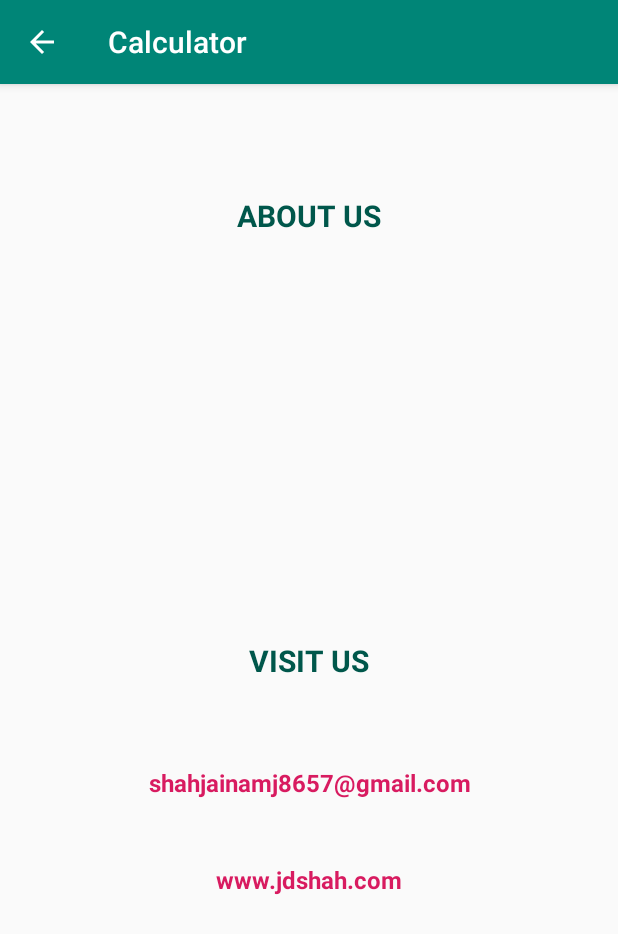
After one commit to jdshah98/Calculator, an Android app: the AboutActivity screen opened directly, with no data from a screen before it, on a phone screen of 412 x 824 dp. The commit adds this screen. Shown: the top 934 px of the screen. Run offline under Robolectric (Android 15) with nearby library versions, the phone set to English and light mode, and no system bars; our stand-ins replace sdp/ssp sizes.

Commit message:
commit this

```diff
--- a/app/src/main/AndroidManifest.xml
+++ b/app/src/main/AndroidManifest.xml
@@ -26,6 +26,7 @@
                 <category android:name="android.intent.category.LAUNCHER" />
             </intent-filter>
         </activity>
+        <activity android:name=".AboutActivity" />
     </application>
 
 </manifest>
--- /dev/null
+++ b/app/src/main/java/com/example/shahjainam/calculator/AboutActivity.java
@@ -0,0 +1,37 @@
+package com.example.shahjainam.calculator;
+
+import android.os.Bundle;
+import android.support.annotation.Nullable;
+import android.support.v7.app.AppCompatActivity;
+import android.view.Menu;
+import android.view.MenuItem;
+
+public class AboutActivity extends AppCompatActivity {
+
+    @Override
+    protected void onCreate(@Nullable Bundle savedInstanceState) {
+        super.onCreate(savedInstanceState);
+        setContentView(R.layout.about_us);
+        getSupportActionBar().setDisplayHomeAsUpEnabled(true);
+    }
+
+    @Override
+    public boolean onCreateOptionsMenu(Menu menu) {
+        return super.onCreateOptionsMenu(menu);
+    }
+
+    @Override
+    public boolean onOptionsItemSelected(MenuItem item) {
+        switch (item.getItemId()){
+            case android.R.id.home:{
+                finish();
+            }
+        }
+        return super.onOptionsItemSelected(item);
+    }
+
+    @Override
+    public void onBackPressed() {
+        finish();
+    }
+}
--- a/app/src/main/java/com/example/shahjainam/calculator/MainActivity.java
+++ b/app/src/main/java/com/example/shahjainam/calculator/MainActivity.java
@@ -1,8 +1,11 @@
 package com.example.shahjainam.calculator;
 
+import android.content.Intent;
 import android.support.v7.app.AppCompatActivity;
 import android.os.Bundle;
 import android.util.Log;
+import android.view.Menu;
+import android.view.MenuItem;
 import android.view.View;
 import android.widget.Button;
 import android.widget.TextView;
@@ -219,4 +222,19 @@ public class MainActivity extends AppCompatActivity {
     public void onBackPressed() {
         super.onBackPressed();
     }
+
+    @Override
+    public boolean onCreateOptionsMenu(Menu menu) {
+        getMenuInflater().inflate(R.menu.menu,menu);
+        return true;
+    }
+
+    @Override
+    public boolean onOptionsItemSelected(MenuItem item) {
+        switch(item.getItemId()){
+            case R.id.about:
+                startActivity(new Intent(MainActivity.this,AboutActivity.class));
+        }
+        return super.onOptionsItemSelected(item);
+    }
 }
--- /dev/null
+++ b/app/src/main/res/layout/about_us.xml
@@ -0,0 +1,92 @@
+<?xml version="1.0" encoding="utf-8"?>
+<android.support.constraint.ConstraintLayout
+    xmlns:android="http://schemas.android.com/apk/res/android"
+    xmlns:app="http://schemas.android.com/apk/res-auto"
+    xmlns:tools="http://schemas.android.com/tools"
+    android:layout_width="match_parent"
+    android:layout_height="match_parent">
+
+    <TextView
+        android:id="@+id/aboutHeading"
+        android:layout_width="wrap_content"
+        android:layout_height="wrap_content"
+        android:text="@string/about_heading"
+        android:textAllCaps="true"
+        android:textColor="@color/colorPrimaryDark"
+        android:textSize="20sp"
+        android:textStyle="bold"
+        app:autoSizeMaxTextSize="24sp"
+        app:autoSizeMinTextSize="16sp"
+        app:autoSizeTextType="uniform"
+        app:layout_constraintBottom_toBottomOf="parent"
+        app:layout_constraintEnd_toEndOf="parent"
+        app:layout_constraintStart_toStartOf="parent"
+        app:layout_constraintTop_toTopOf="parent"
+        app:layout_constraintVertical_bias="0.1" />
+
+    <TextView
+        android:id="@+id/textView2"
+        android:layout_width="match_parent"
+        android:layout_height="wrap_content"
+        android:layout_marginStart="@dimen/_20sdp"
+        android:layout_marginEnd="@dimen/_20sdp"
+        android:text=""
+        app:layout_constraintBottom_toBottomOf="parent"
+        app:layout_constraintStart_toStartOf="parent"
+        app:layout_constraintTop_toTopOf="parent"
+        app:layout_constraintVertical_bias="0.25" />
+
+    <TextView
+        android:id="@+id/visitHeading"
+        android:layout_width="wrap_content"
+        android:layout_height="wrap_content"
+        android:text="@string/visit_us"
+        android:textAllCaps="true"
+        android:textColor="@color/colorPrimaryDark"
+        android:textSize="20sp"
+        android:textStyle="bold"
+        app:autoSizeMaxTextSize="24sp"
+        app:autoSizeMinTextSize="16sp"
+        app:autoSizeTextType="uniform"
+        app:layout_constraintBottom_toBottomOf="parent"
+        app:layout_constraintEnd_toEndOf="parent"
+        app:layout_constraintStart_toStartOf="parent"
+        app:layout_constraintTop_toTopOf="parent"
+        app:layout_constraintVertical_bias="0.5" />
+
+    <TextView
+        android:id="@+id/textView7"
+        android:layout_width="wrap_content"
+        android:layout_height="wrap_content"
+        android:layout_marginTop="8dp"
+        android:layout_marginBottom="8dp"
+        android:layout_weight="1"
+        android:text="@string/emailID"
+        android:textColor="@color/colorAccent"
+        android:textSize="16sp"
+        android:textStyle="bold"
+        app:layout_constraintBottom_toBottomOf="parent"
+        app:layout_constraintEnd_toEndOf="parent"
+        app:layout_constraintHorizontal_bias="0.503"
+        app:layout_constraintStart_toStartOf="parent"
+        app:layout_constraintTop_toTopOf="parent"
+        app:layout_constraintVertical_bias="0.612" />
+
+    <TextView
+        android:id="@+id/textView8"
+        android:layout_width="wrap_content"
+        android:layout_height="wrap_content"
+        android:layout_marginTop="8dp"
+        android:layout_marginBottom="8dp"
+        android:layout_weight="1"
+        android:text="@string/website"
+        android:textColor="@color/colorAccent"
+        android:textSize="16sp"
+        android:textStyle="bold"
+        app:layout_constraintBottom_toBottomOf="parent"
+        app:layout_constraintEnd_toEndOf="parent"
+        app:layout_constraintStart_toStartOf="parent"
+        app:layout_constraintTop_toTopOf="parent"
+        app:layout_constraintVertical_bias="0.7" />
+
+</android.support.constraint.ConstraintLayout>
--- /dev/null
+++ b/app/src/main/res/menu/menu.xml
@@ -0,0 +1,9 @@
+<?xml version="1.0" encoding="utf-8"?>
+<menu xmlns:android="http://schemas.android.com/apk/res/android"
+    xmlns:app="http://schemas.android.com/apk/res-auto">
+
+    <item android:id="@+id/about"
+        app:showAsAction="never"
+        android:title="@string/about_us" />
+
+</menu>
--- a/app/src/main/res/values/strings.xml
+++ b/app/src/main/res/values/strings.xml
@@ -23,4 +23,9 @@
     <string name="error">ERROR</string>
     <string name="undefined">Result is undefined</string>
     <string name="divideByZero">Cannot Divide By Zero</string>
+    <string name="about_us">About Us</string>
+    <string name="about_heading">ABOUT US</string>
+    <string name="visit_us">visit us</string>
+    <string name="website">www.jdshah.com</string>
+    <string name="emailID">shahjainamj8657@gmail.com</string>
 </resources>
```
